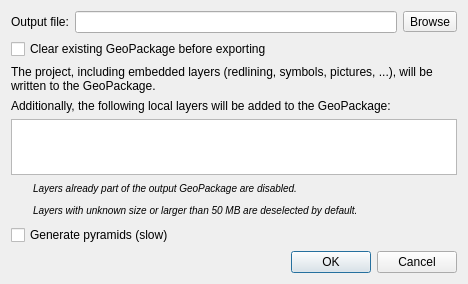
The window that kadas_gpkg/kadas_gpkg_export_dialog.ui (kadas-albireo/kadas-gpkg-plugin) describes before a commit, drawn with Qt 5.
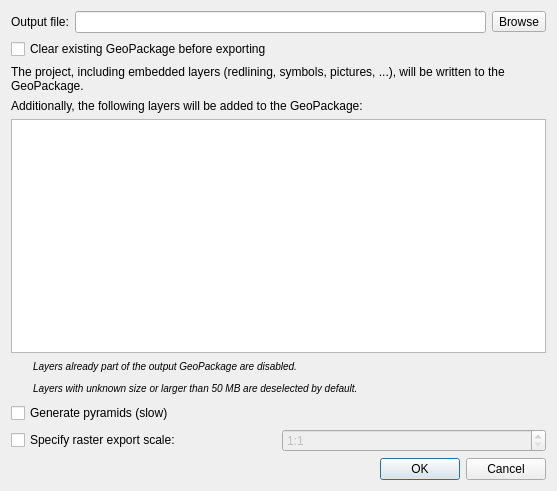
The same window after the commit. Icons and pictures are not drawn. Custom widgets are drawn as their Qt base class.

Commit message: Enable WMS export to GPKG, allow specifying raster export scale

What changed in the file:
```diff
--- a/kadas_gpkg/kadas_gpkg_export_dialog.ui
+++ b/kadas_gpkg/kadas_gpkg_export_dialog.ui
@@ -6,116 +6,15 @@
    <rect>
     <x>0</x>
     <y>0</y>
-    <width>468</width>
-    <height>262</height>
+    <width>557</width>
+    <height>491</height>
    </rect>
   </property>
   <property name="windowTitle">
    <string>GPKG Project Export</string>
   </property>
   <layout class="QGridLayout" name="gridLayout">
-   <item row="8" column="1">
-    <widget class="QLabel" name="labelNote">
-     <property name="text">
-      <string>&lt;html&gt;&lt;head/&gt;&lt;body&gt;&lt;p&gt;&lt;span style=&quot; font-size:small; font-style:italic;&quot;&gt;Layers with unknown size or larger than 50 MB are deselected by default.&lt;/span&gt;&lt;/p&gt;&lt;/body&gt;&lt;/html&gt;</string>
-     </property>
-     <property name="wordWrap">
-      <bool>true</bool>
-     </property>
-    </widget>
-   </item>
-   <item row="8" column="0">
-    <widget class="QLabel" name="labelWarnIcon">
-     <property name="minimumSize">
-      <size>
-       <width>16</width>
-       <height>16</height>
-      </size>
-     </property>
-     <property name="maximumSize">
-      <size>
-       <width>16</width>
-       <height>16</height>
-      </size>
-     </property>
-     <property name="pixmap">
-      <pixmap resource="../../qgis-master/images/images.qrc">:/images/themes/default/mIconWarning.svg</pixmap>
-     </property>
-     <property name="scaledContents">
-      <bool>true</bool>
-     </property>
-    </widget>
-   </item>
-   <item row="7" column="0">
-    <widget class="QLabel" name="labelCheckIcon">
-     <property name="minimumSize">
-      <size>
-       <width>16</width>
-       <height>16</height>
-      </size>
-     </property>
-     <property name="maximumSize">
-      <size>
-       <width>2</width>
-       <height>16</height>
-      </size>
-     </property>
-     <property name="pixmap">
-      <pixmap resource="../../qgis-master/images/images.qrc">:/images/themes/default/mIconSuccess.svg</pixmap>
-     </property>
-     <property name="scaledContents">
-      <bool>true</bool>
-     </property>
-    </widget>
-   </item>
-   <item row="7" column="1">
-    <widget class="QLabel" name="label">
-     <property name="text">
-      <string>&lt;small&gt;&lt;i&gt;Layers already part of the output GeoPackage are disabled.&lt;/i&gt;&lt;/small&gt;</string>
-     </property>
-    </widget>
-   </item>
-   <item row="10" column="0" colspan="2">
-    <widget class="QDialogButtonBox" name="buttonBox">
-     <property name="orientation">
-      <enum>Qt::Horizontal</enum>
-     </property>
-     <property name="standardButtons">
-      <set>QDialogButtonBox::Cancel|QDialogButtonBox::Ok</set>
-     </property>
-    </widget>
-   </item>
-   <item row="5" column="0" colspan="2">
-    <widget class="KadasGpkgLocalLayersList" name="listWidgetLayers">
-     <property name="iconSize">
-      <size>
-       <width>16</width>
-       <height>16</height>
-      </size>
-     </property>
-    </widget>
-   </item>
-   <item row="4" column="0" colspan="2">
-    <widget class="QLabel" name="labelExport">
-     <property name="text">
-      <string>Additionally, the following local layers will be added to the GeoPackage:</string>
-     </property>
-     <property name="wordWrap">
-      <bool>true</bool>
-     </property>
-    </widget>
-   </item>
-   <item row="3" column="0" colspan="2">
-    <widget class="QLabel" name="label_2">
-     <property name="text">
-      <string>The project, including embedded layers (redlining, symbols, pictures, ...), will be written to the GeoPackage.</string>
-     </property>
-     <property name="wordWrap">
-      <bool>true</bool>
-     </property>
-    </widget>
-   </item>
-   <item row="1" column="0" colspan="2">
+   <item row="0" column="0" colspan="2">
     <layout class="QHBoxLayout" name="horizontalLayout">
      <item>
       <widget class="QLabel" name="labelOutputFile">
@@ -146,27 +45,158 @@
      </item>
     </layout>
    </item>
-   <item row="2" column="0" colspan="2">
+   <item row="1" column="0" colspan="2">
     <widget class="QCheckBox" name="checkBoxClear">
      <property name="text">
       <string>Clear existing GeoPackage before exporting</string>
      </property>
     </widget>
    </item>
-   <item row="9" column="0" colspan="2">
+   <item row="2" column="0" colspan="2">
+    <widget class="QLabel" name="label_2">
+     <property name="text">
+      <string>The project, including embedded layers (redlining, symbols, pictures, ...), will be written to the GeoPackage.</string>
+     </property>
+     <property name="wordWrap">
+      <bool>true</bool>
+     </property>
+    </widget>
+   </item>
+   <item row="3" column="0" colspan="2">
+    <widget class="QLabel" name="labelExport">
+     <property name="text">
+      <string>Additionally, the following layers will be added to the GeoPackage:</string>
+     </property>
+     <property name="wordWrap">
+      <bool>true</bool>
+     </property>
+    </widget>
+   </item>
+   <item row="4" column="0" colspan="2">
+    <widget class="KadasGpkgLayersList" name="listWidgetLayers">
+     <property name="iconSize">
+      <size>
+       <width>16</width>
+       <height>16</height>
+      </size>
+     </property>
+    </widget>
+   </item>
+   <item row="5" column="0">
+    <widget class="QLabel" name="labelCheckIcon">
+     <property name="minimumSize">
+      <size>
+       <width>16</width>
+       <height>16</height>
+      </size>
+     </property>
+     <property name="maximumSize">
+      <size>
+       <width>2</width>
+       <height>16</height>
+      </size>
+     </property>
+     <property name="pixmap">
+      <pixmap resource="../../qgis-master/images/images.qrc">:/images/themes/default/mIconSuccess.svg</pixmap>
+     </property>
+     <property name="scaledContents">
+      <bool>true</bool>
+     </property>
+    </widget>
+   </item>
+   <item row="5" column="1">
+    <widget class="QLabel" name="label">
+     <property name="text">
+      <string>&lt;small&gt;&lt;i&gt;Layers already part of the output GeoPackage are disabled.&lt;/i&gt;&lt;/small&gt;</string>
+     </property>
+    </widget>
+   </item>
+   <item row="6" column="0">
+    <widget class="QLabel" name="labelWarnIcon">
+     <property name="minimumSize">
+      <size>
+       <width>16</width>
+       <height>16</height>
+      </size>
+     </property>
+     <property name="maximumSize">
+      <size>
+       <width>16</width>
+       <height>16</height>
+      </size>
+     </property>
+     <property name="pixmap">
+      <pixmap resource="../../qgis-master/images/images.qrc">:/images/themes/default/mIconWarning.svg</pixmap>
+     </property>
+     <property name="scaledContents">
+      <bool>true</bool>
+     </property>
+    </widget>
+   </item>
+   <item row="6" column="1">
+    <widget class="QLabel" name="labelNote">
+     <property name="text">
+      <string>&lt;html&gt;&lt;head/&gt;&lt;body&gt;&lt;p&gt;&lt;span style=&quot; font-size:small; font-style:italic;&quot;&gt;Layers with unknown size or larger than 50 MB are deselected by default.&lt;/span&gt;&lt;/p&gt;&lt;/body&gt;&lt;/html&gt;</string>
+     </property>
+     <property name="wordWrap">
+      <bool>true</bool>
+     </property>
+    </widget>
+   </item>
+   <item row="7" column="0" colspan="2">
     <widget class="QCheckBox" name="checkBoxPyramids">
      <property name="text">
       <string>Generate pyramids (slow)</string>
      </property>
     </widget>
    </item>
+   <item row="8" column="0" colspan="2">
+    <layout class="QHBoxLayout" name="layoutExportScale">
+     <item>
+      <widget class="QCheckBox" name="checkBoxExportScale">
+       <property name="text">
+        <string>Specify raster export scale:</string>
+       </property>
+      </widget>
+     </item>
+     <item>
+      <widget class="QSpinBox" name="spinBoxExportScale">
+       <property name="enabled">
+        <bool>false</bool>
+       </property>
+       <property name="suffix">
+        <string notr="true"/>
+       </property>
+       <property name="prefix">
+        <string notr="true">1:</string>
+       </property>
+       <property name="minimum">
+        <number>1</number>
+       </property>
+       <property name="maximum">
+        <number>999999999</number>
+       </property>
+      </widget>
+     </item>
+    </layout>
+   </item>
+   <item row="9" column="0" colspan="2">
+    <widget class="QDialogButtonBox" name="buttonBox">
+     <property name="orientation">
+      <enum>Qt::Horizontal</enum>
+     </property>
+     <property name="standardButtons">
+      <set>QDialogButtonBox::Cancel|QDialogButtonBox::Ok</set>
+     </property>
+    </widget>
+   </item>
   </layout>
  </widget>
  <customwidgets>
   <customwidget>
-   <class>KadasGpkgLocalLayersList</class>
+   <class>KadasGpkgLayersList</class>
    <extends>QListWidget</extends>
-   <header>.kadas_gpkg_local_layers_list</header>
+   <header>.kadas_gpkg_layer_list</header>
   </customwidget>
  </customwidgets>
  <resources>
```
The commit also changes 14 other files.
